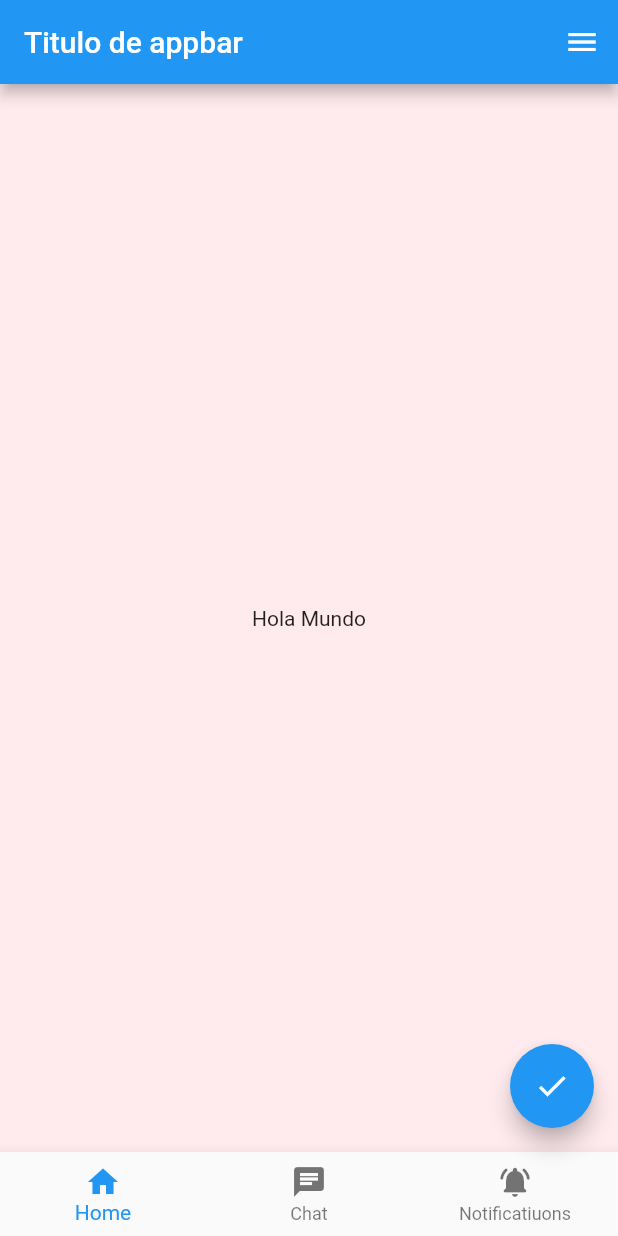
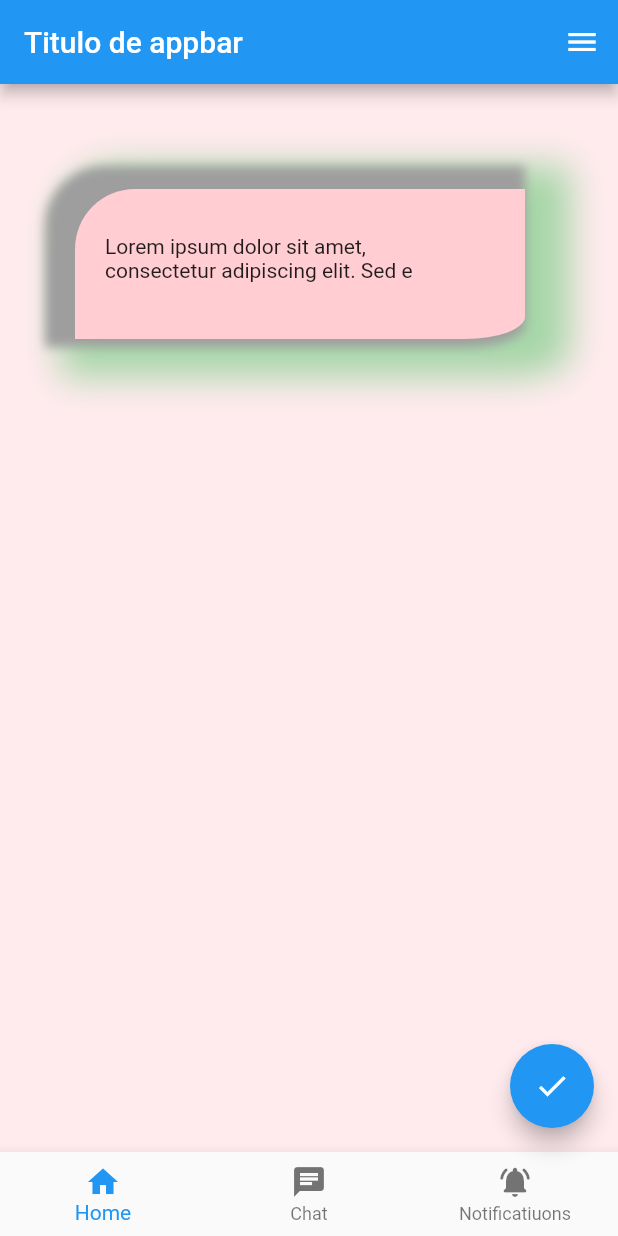
Before and after one commit to HernandoPinzon/flutter_app1, a Flutter app: the screen it shows after launch, on a phone screen of 412 x 824 dp. Run offline on Flutter 3.47's test engine with Material 2 defaults, Android fonts, the phone set to English and light mode, and no system bars.

Commit message:
Ejemplos de uso del container

```diff
--- a/lib/pages/pagina_home.dart
+++ b/lib/pages/pagina_home.dart
@@ -13,9 +13,47 @@ class PaginaHome extends StatelessWidget{
         onPressed: (){ },
         child: Icon(Icons.check),
       ),
-      body: Center(
-        child: Text("Hola Mundo"),
+
+
+
+      body: Container(
+        width: 300,
+        height: 100,
+        //color: Colors.red.shade100, no se puede junto a decoration
+        child:  Text("Lorem ipsum dolor sit amet, consectetur adipiscing elit. Sed e"),
+        alignment: Alignment.center,
+        padding: EdgeInsets.only(left: 20, top: 13, right: 30, bottom: 20),
+        //symetric usa horizontal y vertical
+        margin: EdgeInsets.all(50).copyWith(top: 70), //modifica un elemnto en esta caso el top
+        decoration: BoxDecoration(
+          color: Colors.red.shade100,
+          borderRadius: BorderRadius.only(
+            topLeft: Radius.circular(40),
+            bottomRight: Radius.elliptical(40,15)
+            ), //.circular(30) para todas las esquinas .horizontal(...) para izquierda o derecha
+          boxShadow: [
+            BoxShadow(
+              color: Colors.green.shade200,
+              blurRadius: 20,
+              offset: Offset(10,5),
+              spreadRadius: 20
+
+            ),
+            BoxShadow(
+              color: Colors.grey,
+              blurRadius: 5,
+              offset: Offset(-10,-5),
+              spreadRadius: 10
+
+            ),
+          ],
+          //shape: BoxShape.circle //para hacer containeer 100% circular
+
+        ),
       ),
+
+
+
       endDrawer: Drawer(),
       bottomNavigationBar: BottomNavigationBar(
         items: [
```
